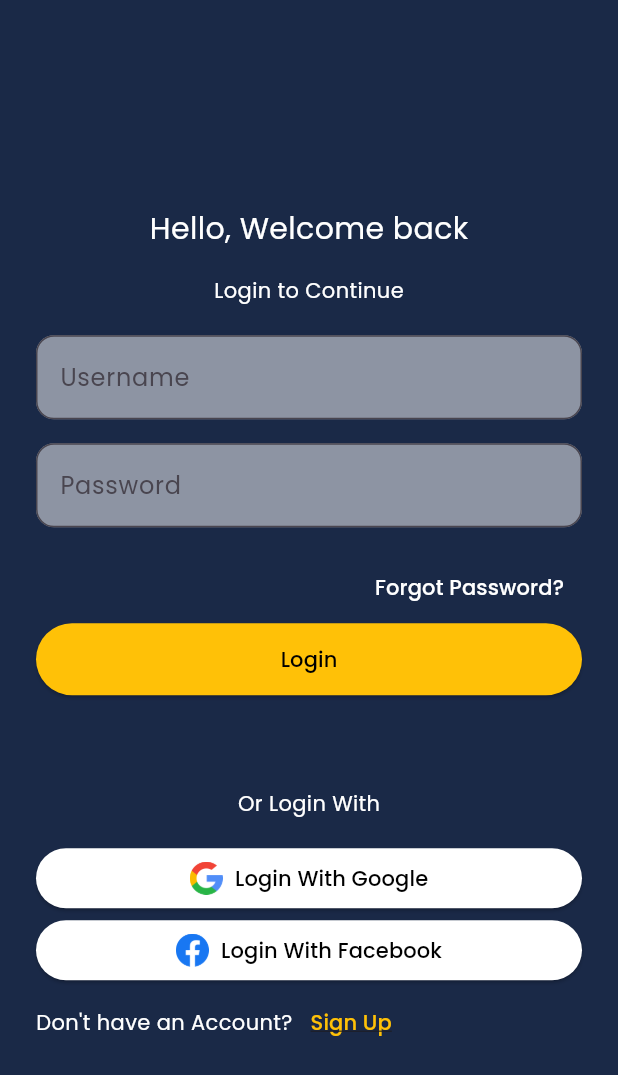
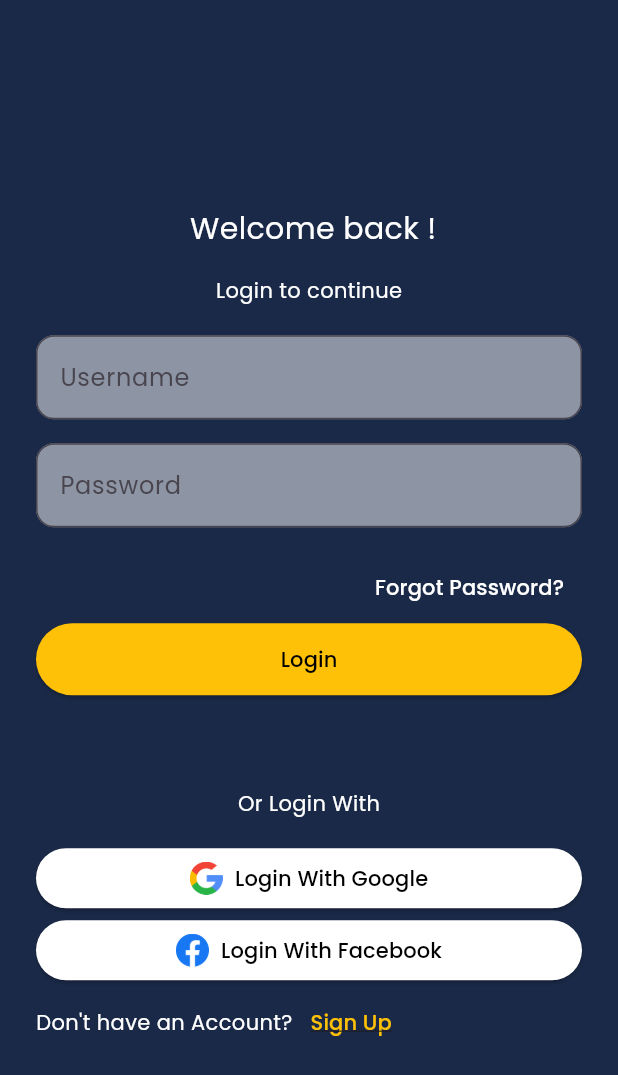
Before and after one commit to Sahan-g/FoodSharingApp, a Flutter app: the screen it shows after launch, on a phone screen of 412 x 824 dp. Shown: the top 1075 px of the screen. Run offline on Flutter 3.47's test engine with Material 3 defaults, Android fonts, the light colour scheme and no system bars; our stand-ins replace cloud_firestore, firebase_auth, firebase_core, google_nav_bar; missing offline and left inert: dart:ffi; accounts and stored records are empty.

Commit message:
main push

```diff
--- a/lib/pages/account_tab.dart
+++ b/lib/pages/account_tab.dart
@@ -77,7 +77,7 @@ class _AccountTabState extends State<AccountTab> {
           future: charityFuture,
           builder: (context, snapshot) {
             if (snapshot.connectionState == ConnectionState.waiting) {
-              return const CircularProgressIndicator();
+              return const Center(child: CircularProgressIndicator());
             } else if (snapshot.hasError) {
               return Text('Error: ${snapshot.error}');
             } else if (!snapshot.hasData) {
@@ -219,7 +219,7 @@ class _AccountTabState extends State<AccountTab> {
                         backgroundColor: Colors.amber,
                         foregroundColor: Colors.black,
                       ),
-                      child: const Text("SignOut"),
+                      child: const Text("Sign Out"),
                     ),
                   ),
                 ],
--- a/lib/pages/food_items.dart
+++ b/lib/pages/food_items.dart
@@ -25,7 +25,7 @@ class _FoodItemsPageState extends State<FoodItemsPage> {
           "${widget.restaurantName} ",
           style: TextStyle(color: Colors.white),
         ),
-        backgroundColor: Colors.green,
+        backgroundColor: const Color.fromARGB(255, 10, 53, 88),
       ),
       body: FutureBuilder(
         future: getFoodItems(widget.id),
--- a/lib/pages/home_tab.dart
+++ b/lib/pages/home_tab.dart
@@ -63,7 +63,7 @@ class _HomeTabState extends State<HomeTab> {
       appBar: AppBar(
         backgroundColor: const Color.fromARGB(255, 10, 53, 88),
         title: const Text(
-          "Restaurants List",
+          "Restaurants ",
           style: TextStyle(color: Colors.white),
         ),
       ),
--- a/lib/pages/login_page.dart
+++ b/lib/pages/login_page.dart
@@ -51,7 +51,7 @@ class _LoginPageState extends State<LoginPage> {
                   height: 20,
                 ),
                 const Text(
-                  "Hello, Welcome back",
+                  " Welcome back !",
                   style: TextStyle(
                     color: Colors.white,
                     fontSize: 20,
@@ -61,7 +61,7 @@ class _LoginPageState extends State<LoginPage> {
                   height: 16,
                 ),
                 const Text(
-                  "Login to Continue",
+                  "Login to continue",
                   style: TextStyle(
                     color: Colors.white,
                   ),
--- a/lib/pages/register_page.dart
+++ b/lib/pages/register_page.dart
@@ -76,7 +76,7 @@ class _RegisterPageState extends State<RegisterPage> {
                   height: 20,
                 ),
                 const Text(
-                  "Hello, There",
+                  "Hello ! ",
                   style: TextStyle(
                     color: Colors.white,
                     fontSize: 20,
@@ -86,7 +86,7 @@ class _RegisterPageState extends State<RegisterPage> {
                   height: 16,
                 ),
                 const Text(
-                  "Register below to Continue",
+                  "Register below to continue",
                   style: TextStyle(
                     color: Colors.white,
                   ),
```
Also changed, not shown: lib/pages/auth.dart (deleted, +0 -23 lines).
